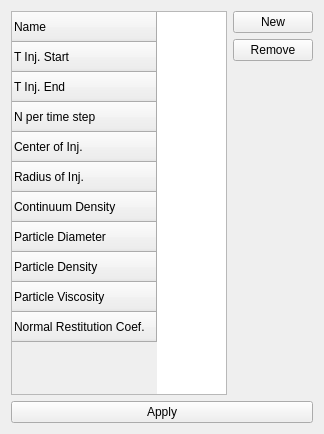
Old version of the form petroSym/particleTracking.ui in the repository jmarcelogimenez/petroSym.
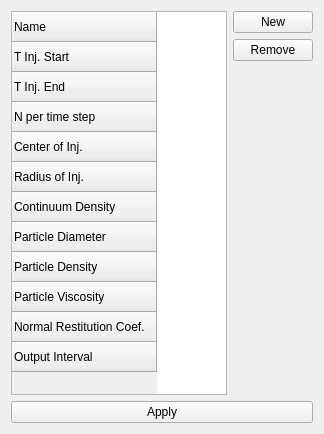
New version of the form. Icons and pictures are not drawn.

```diff
--- a/petroSym/particleTracking.ui
+++ b/petroSym/particleTracking.ui
@@ -150,6 +150,11 @@
        <string>Normal Restitution Coef.</string>
       </property>
      </row>
+     <row>
+      <property name="text">
+       <string>Output Interval</string>
+      </property>
+     </row>
     </widget>
    </item>
   </layout>
```
